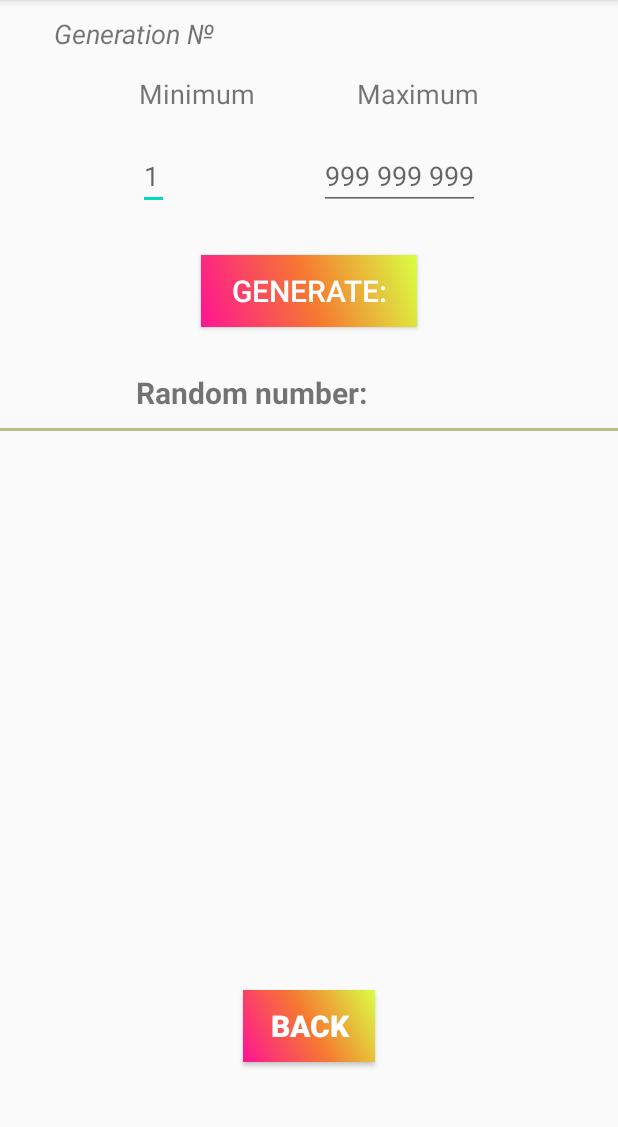
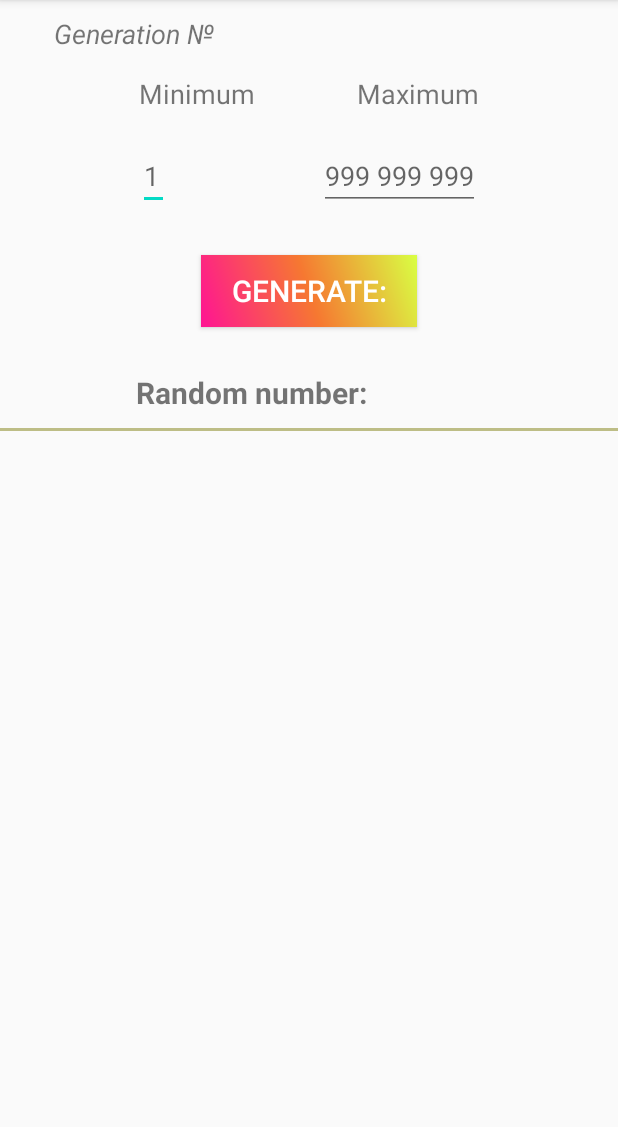
Before and after one commit to indakilla/RandomizR, an Android app: the RandomNumbersActivity screen opened directly, with no data from a screen before it, on a phone screen of 412 x 824 dp, the part 84-1211 px from its top. Run offline under Robolectric (Android 15) with nearby library versions, the phone set to English and light mode, and no system bars; our stand-ins replace AdMob; 1 statement that could not run was skipped.

```diff
--- a/app/src/main/AndroidManifest.xml
+++ b/app/src/main/AndroidManifest.xml
@@ -4,10 +4,6 @@
 
     <uses-permission android:name="android.permission.INTERNET" />
     <uses-permission android:name="android.permission.ACCESS_NETWORK_STATE" />
-
-    <meta-data
-        android:name="com.google.android.gms.ads.APPLICATION_ID"
-        android:value="ca-app-pub-7898563371986745~3745274327" />
 
     <application
         android:allowBackup="true"
--- a/app/src/main/java/com/vallarmargoulisdevstudio/random_picker/RandomNumbersActivity.java
+++ b/app/src/main/java/com/vallarmargoulisdevstudio/random_picker/RandomNumbersActivity.java
@@ -14,7 +14,7 @@ import androidx.appcompat.app.AppCompatActivity;
 
 import java.util.Random;
 
-public class RandomNumbersActivity extends AppCompatActivity {
+public class RandomNumbersActivity extends AppCompatActivity implements View.OnClickListener {
 
     private EditText minimum_number, maximum_number;
     private Button generateBtn;
--- a/app/src/main/res/layout/activity_random_numbers.xml
+++ b/app/src/main/res/layout/activity_random_numbers.xml
@@ -110,23 +110,6 @@
         app:layout_constraintStart_toEndOf="@+id/outputText"
         app:layout_constraintTop_toBottomOf="@+id/generateBtn" />
 
-    <Button
-        android:id="@+id/backBtn"
-        android:layout_width="wrap_content"
-        android:layout_height="wrap_content"
-        android:layout_marginStart="24dp"
-        android:layout_marginEnd="24dp"
-        android:layout_marginBottom="60dp"
-        android:paddingLeft="10dp"
-        android:paddingRight="10dp"
-        android:background="@drawable/btn_1"
-        android:text="@string/backBtn"
-        android:textSize="20sp"
-        android:textColor="#FFFFFF"
-        android:textStyle="bold"
-        app:layout_constraintBottom_toBottomOf="parent"
-        app:layout_constraintEnd_toEndOf="parent"
-        app:layout_constraintStart_toStartOf="parent" />
 
     <TextView
         android:id="@+id/generationCount"
@@ -151,4 +134,17 @@
         app:layout_constraintTop_toBottomOf="@+id/outputRandom" />
 
 
+    <com.google.android.gms.ads.AdView
+        android:id="@+id/adView"
+        android:layout_width="match_parent"
+        android:layout_height="wrap_content"
+        app:adSize="SMART_BANNER"
+        app:adUnitId="ca-app-pub-7898563371986745/6670548113"
+        app:layout_constraintBottom_toBottomOf="parent"
+        app:layout_constraintEnd_toEndOf="parent"
+        app:layout_constraintHorizontal_bias="0.0"
+        app:layout_constraintLeft_toLeftOf="parent"
+        app:layout_constraintRight_toRightOf="parent"
+        app:layout_constraintStart_toStartOf="parent"></com.google.android.gms.ads.AdView>
+
 </androidx.constraintlayout.widget.ConstraintLayout>
--- a/app/src/main/res/values/strings.xml
+++ b/app/src/main/res/values/strings.xml
@@ -11,6 +11,7 @@
     <string name="menu_second">Random Dice</string>
     <string name="menu_third">Random List</string>
     <string name="menu_four">Random Answer</string>
+    <string name="menu_fifth">Random Spin</string>
     <string name="YES">Yes?</string>
     <string name="NO">No?</string>
     <string name="backBtn">Back</string>
```
Also changed, not shown: app/src/main/java/com/vallarmargoulisdevstudio/random_picker/RandomAnswerActivity.java (+22 -5 lines), app/src/main/res/layout/activity_main.xml (+18 -2 lines), app/src/main/res/layout/activity_random_answer.xml (+10 -14 lines).
